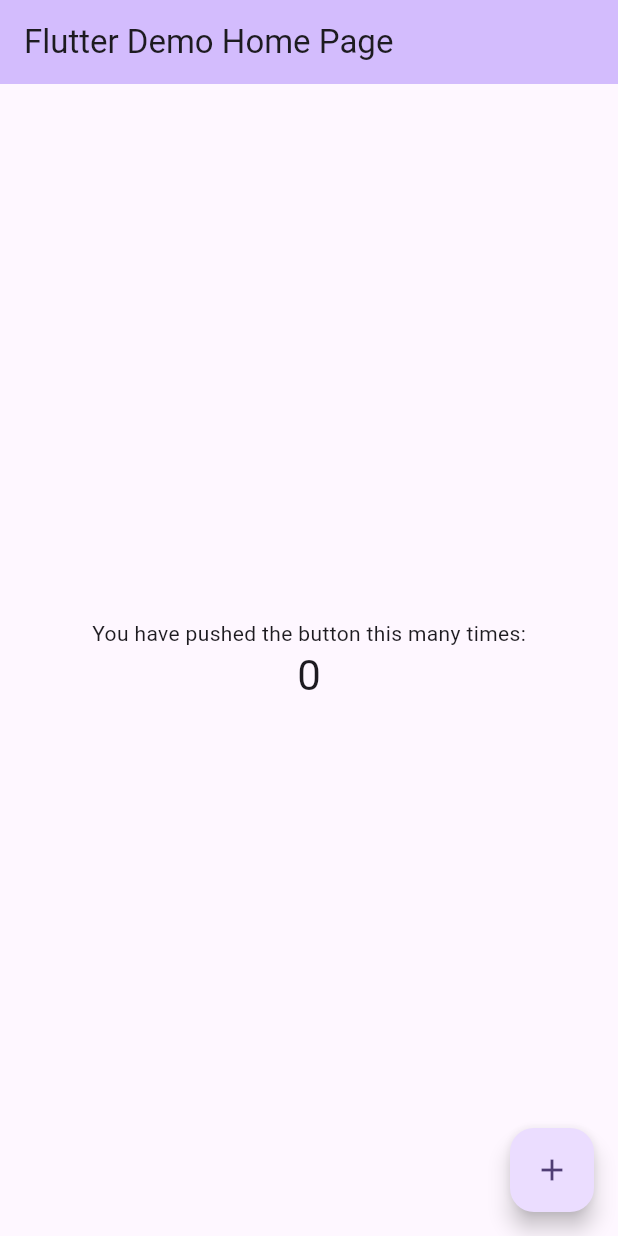
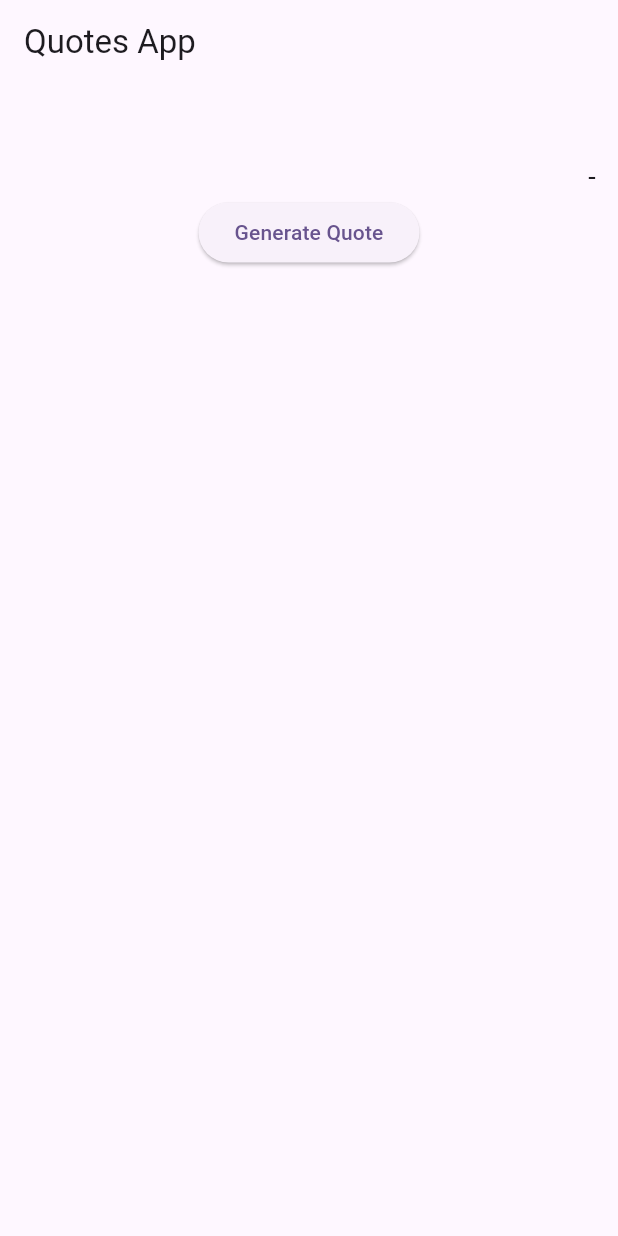
Before and after one commit to krisnakumar88/flutter-quote, a Flutter app: the screen it shows after launch, on a phone screen of 412 x 824 dp. Run offline on Flutter 3.47's test engine with Material 3 defaults, Android fonts, the phone set to English and light mode, and no system bars.

Commit message:
finish project

```diff
--- a/lib/main.dart
+++ b/lib/main.dart
@@ -1,4 +1,5 @@
 import 'package:flutter/material.dart';
+import 'package:learn_flutter/screens/home_screen.dart';
 
 void main() {
   runApp(const MyApp());
@@ -13,110 +14,10 @@ class MyApp extends StatelessWidget {
     return MaterialApp(
       title: 'Flutter Demo',
       theme: ThemeData(
-        // This is the theme of your application.
-        //
-        // TRY THIS: Try running your application with "flutter run". You'll see
-        // the application has a purple toolbar. Then, without quitting the app,
-        // try changing the seedColor in the colorScheme below to Colors.green
-        // and then invoke "hot reload" (save your changes or press the "hot
-        // reload" button in a Flutter-supported IDE, or press "r" if you used
-        // the command line to start the app).
-        //
-        // Notice that the counter didn't reset back to zero; the application
-        // state is not lost during the reload. To reset the state, use hot
-        // restart instead.
-        //
-        // This works for code too, not just values: Most code changes can be
-        // tested with just a hot reload.
+
         colorScheme: ColorScheme.fromSeed(seedColor: Colors.deepPurple),
       ),
-      home: const MyHomePage(title: 'Flutter Demo Home Page'),
+      home: const HomeScreen(),
     );
   }
 }
-
-class MyHomePage extends StatefulWidget {
-  const MyHomePage({super.key, required this.title});
-
-  // This widget is the home page of your application. It is stateful, meaning
-  // that it has a State object (defined below) that contains fields that affect
-  // how it looks.
-
-  // This class is the configuration for the state. It holds the values (in this
-  // case the title) provided by the parent (in this case the App widget) and
-  // used by the build method of the State. Fields in a Widget subclass are
-  // always marked "final".
-
-  final String title;
-
-  @override
-  State<MyHomePage> createState() => _MyHomePageState();
-}
-
-class _MyHomePageState extends State<MyHomePage> {
-  int _counter = 0;
-
-  void _incrementCounter() {
-    setState(() {
-      // This call to setState tells the Flutter framework that something has
-      // changed in this State, which causes it to rerun the build method below
-      // so that the display can reflect the updated values. If we changed
-      // _counter without calling setState(), then the build method would not be
-      // called again, and so nothing would appear to happen.
-      _counter++;
-    });
-  }
-
-  @override
-  Widget build(BuildContext context) {
-    // This method is rerun every time setState is called, for instance as done
-    // by the _incrementCounter method above.
-    //
-    // The Flutter framework has been optimized to make rerunning build methods
-    // fast, so that you can just rebuild anything that needs updating rather
-    // than having to individually change instances of widgets.
-    return Scaffold(
-      appBar: AppBar(
-        // TRY THIS: Try changing the color here to a specific color (to
-        // Colors.amber, perhaps?) and trigger a hot reload to see the AppBar
-        // change color while the other colors stay the same.
-        backgroundColor: Theme.of(context).colorScheme.inversePrimary,
-        // Here we take the value from the MyHomePage object that was created by
-        // the App.build method, and use it to set our appbar title.
-        title: Text(widget.title),
-      ),
-      body: Center(
-        // Center is a layout widget. It takes a single child and positions it
-        // in the middle of the parent.
-        child: Column(
-          // Column is also a layout widget. It takes a list of children and
-          // arranges them vertically. By default, it sizes itself to fit its
-          // children horizontally, and tries to be as tall as its parent.
-          //
-          // Column has various properties to control how it sizes itself and
-          // how it positions its children. Here we use mainAxisAlignment to
-          // center the children vertically; the main axis here is the vertical
-          // axis because Columns are vertical (the cross axis would be
-          // horizontal).
-          //
-          // TRY THIS: Invoke "debug painting" (choose the "Toggle Debug Paint"
-          // action in the IDE, or press "p" in the console), to see the
-          // wireframe for each widget.
-          mainAxisAlignment: MainAxisAlignment.center,
-          children: <Widget>[
-            const Text('You have pushed the button this many times:'),
-            Text(
-              '$_counter',
-              style: Theme.of(context).textTheme.headlineMedium,
-            ),
-          ],
-        ),
-      ),
-      floatingActionButton: FloatingActionButton(
-        onPressed: _incrementCounter,
-        tooltip: 'Increment',
-        child: const Icon(Icons.add),
-      ), // This trailing comma makes auto-formatting nicer for build methods.
-    );
-  }
-}
--- /dev/null
+++ b/lib/screens/home_screen.dart
@@ -0,0 +1,73 @@
+import 'package:flutter/material.dart';
+import 'dart:convert';
+import 'package:http/http.dart' as http;
+
+class HomeScreen extends StatefulWidget {
+  const HomeScreen({super.key});
+
+  @override
+  State<HomeScreen> createState() => _HomeScreenState();
+}
+
+class _HomeScreenState extends State<HomeScreen> {
+  String quote = "";
+  String author = "";
+
+  @override
+  void initState() {
+    // TODO: implement initState
+    super.initState();
+  }
+
+  @override
+  void dispose() {
+    // TODO: implement dispose
+    super.dispose();
+  }
+
+  @override
+  Widget build(BuildContext context) {
+    return SafeArea(
+      child: Scaffold(
+        appBar: AppBar(title: Text("Quotes App")),
+        body: Column(
+          children: [
+            Padding(
+              padding: const EdgeInsets.all(10.0),
+              child: Text(quote, style: TextStyle(fontSize: 20)),
+            ),
+            Padding(
+              padding: const EdgeInsets.only(right: 10.0),
+              child: Align(
+                alignment: Alignment.bottomRight,
+                child: Text(" - $author", style: TextStyle(fontSize: 18)),
+              ),
+            ),
+            ElevatedButton(
+              onPressed: () async {
+                setState(() {});
+
+                var url = Uri.parse('https://dummyjson.com/quotes/random');
+                var response = await http.get(url);
+                print('Response status: ${response.statusCode}');
+                print('Response body: ${response.body}');
+
+                var data = jsonDecode(response.body);
+
+                quote = data['quote'];
+                author = data['author'];
+
+                setState(() {
+
+                });
+
+
+              },
+              child: Text("Generate Quote"),
+            ),
+          ],
+        ),
+      ),
+    );
+  }
+}
--- a/pubspec.yaml
+++ b/pubspec.yaml
@@ -34,6 +34,7 @@ dependencies:
   # The following adds the Cupertino Icons font to your application.
   # Use with the CupertinoIcons class for iOS style icons.
   cupertino_icons: ^1.0.8
+  http: ^1.3.0
 
 dev_dependencies:
   flutter_test:
```
Also changed, not shown: pubspec.lock.
